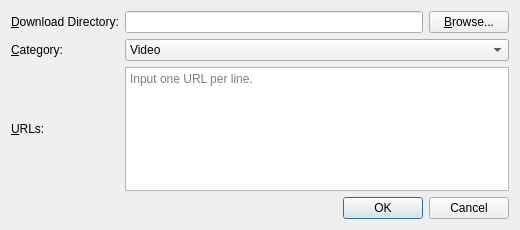
Above: src/newdownloaddialog.ui from karoyqiu/qaria before the change. Below: the same form after it.
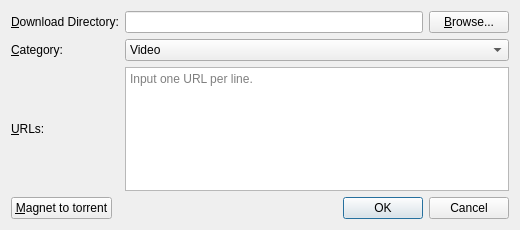
That is the form after the change.

Diff of the .ui file:
```diff
--- a/src/newdownloaddialog.ui
+++ b/src/newdownloaddialog.ui
@@ -97,6 +97,15 @@
     </layout>
    </item>
    <item>
+    <layout class="QHBoxLayout" name="horizontalLayout">
+     <item>
+      <widget class="QPushButton" name="buttonMagnetToTorrent">
+       <property name="text">
+        <string>&amp;Magnet to torrent</string>
+       </property>
+      </widget>
+     </item>
+     <item>
     <widget class="QDialogButtonBox" name="buttonBox">
      <property name="orientation">
       <enum>Qt::Horizontal</enum>
@@ -105,6 +114,8 @@
       <set>QDialogButtonBox::Cancel|QDialogButtonBox::Ok</set>
      </property>
     </widget>
+     </item>
+    </layout>
    </item>
   </layout>
  </widget>
```
Lines whose indentation alone changed are shown as unchanged.
